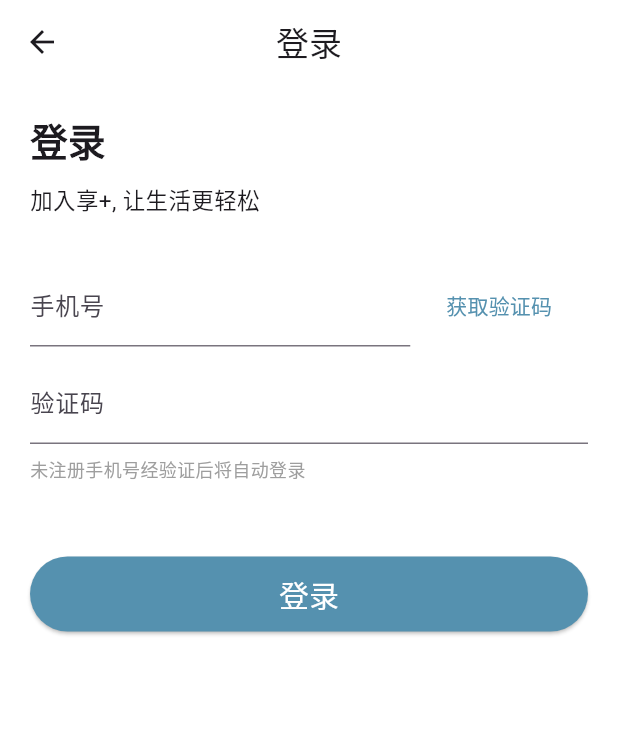
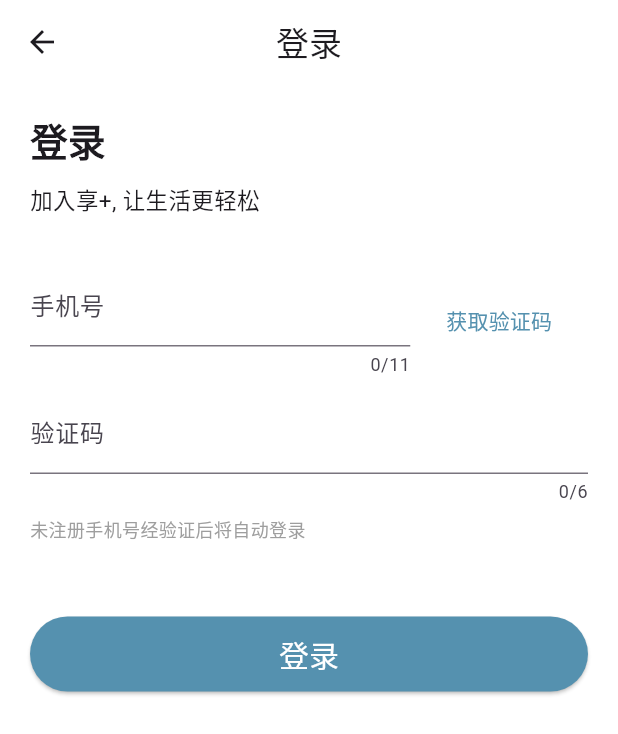
Before and after one commit to 15194481186/test_flutter, a Flutter app: the LoginPage screen opened directly, on a phone screen of 412 x 824 dp. Shown: the top 734 px of the screen. Run offline on Flutter 3.47's test engine with Material 3 defaults, Android fonts, the phone set to English and light mode, and no system bars; our stand-ins replace dio, flutter_html, fluttertoast, shared_preferences; accounts and stored records are empty; network calls fail.

Commit message:
通过控制器获取输入框的内容

```diff
--- a/lib/pages/login/index.dart
+++ b/lib/pages/login/index.dart
@@ -35,6 +35,11 @@ class _LoginPageState extends State<LoginPage> {
     });
   }
 
+
+  // 2. 定义两个控制器用于获取输入框中的值
+  final TextEditingController _phoneController = TextEditingController();
+  final TextEditingController _codeController = TextEditingController();
+
   @override
   Widget build(BuildContext context) {
     return Scaffold(
@@ -65,9 +70,12 @@ class _LoginPageState extends State<LoginPage> {
               Row(
                 crossAxisAlignment: CrossAxisAlignment.center,
                 children: [
-                  const Expanded(
+                   Expanded(
                     child: TextField(
-                      decoration: InputDecoration(
+                      controller: _phoneController,
+                      keyboardType: TextInputType.phone,
+                      maxLength: 11,
+                      decoration: const InputDecoration(
                         labelText: '手机号',
                         hintText: '请输入手机号',
                       ),
@@ -88,8 +96,11 @@ class _LoginPageState extends State<LoginPage> {
                 ],
               ),
               const SizedBox(height: 8),
-              const TextField(
-                decoration: InputDecoration(
+              TextField(
+                controller: _codeController,
+                keyboardType: TextInputType.number,
+                maxLength: 6,
+                decoration: const InputDecoration(
                   labelText: '验证码',
                   hintText: '请输入6位验证码',
                 ),
```
